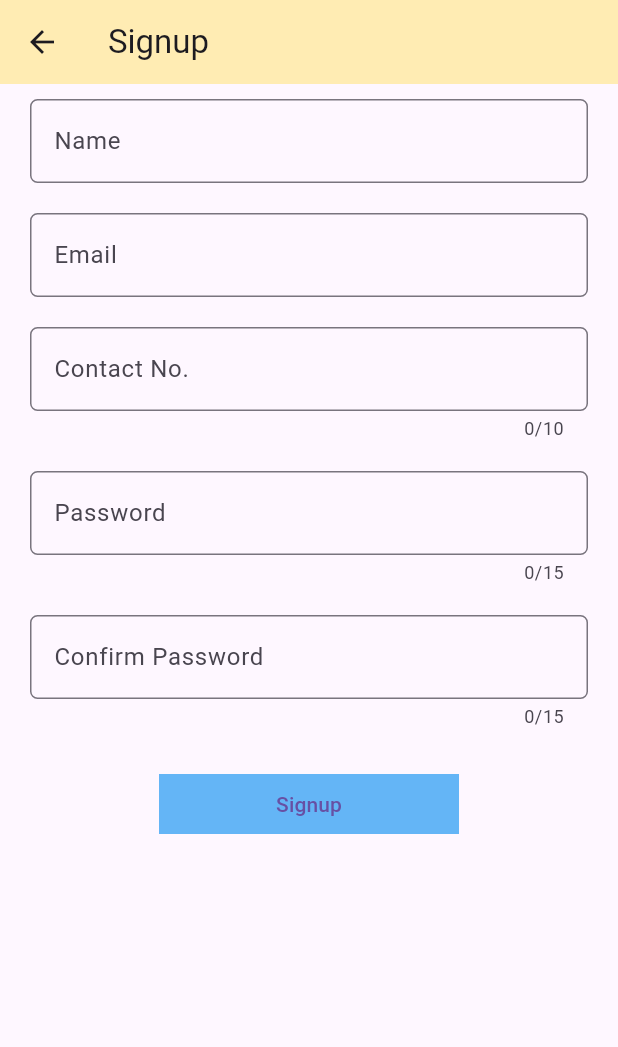
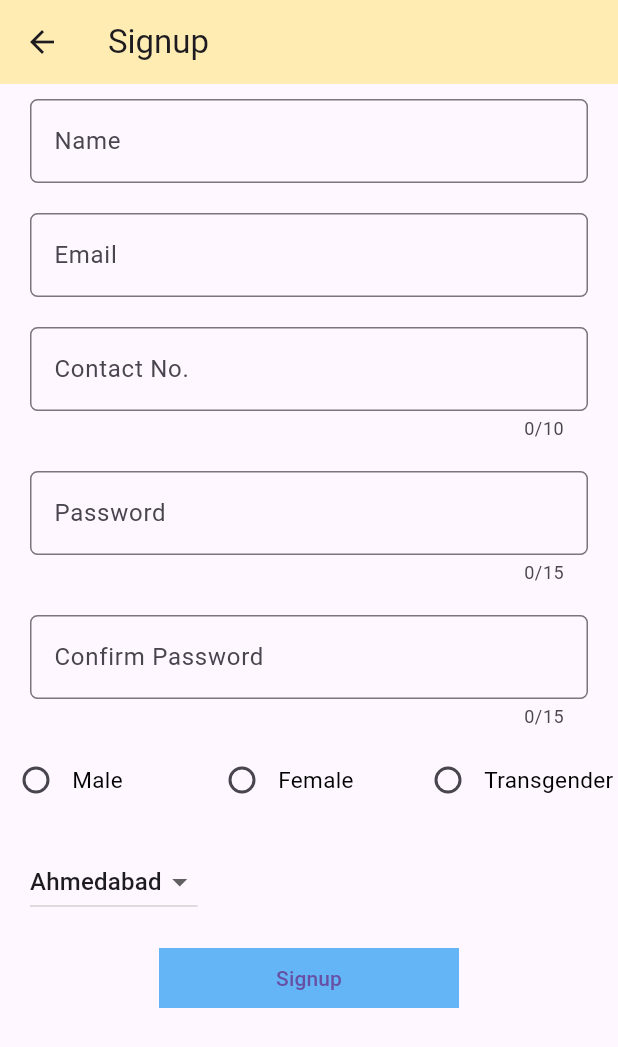
Before and after one commit to SagarKhatri24/flutter_application_ni, a Flutter app: the screen it shows after launch, after a tap on "Login", after a tap on "Create An Account", on a phone screen of 412 x 824 dp. Shown: the top 1047 px of the screen. Run offline on Flutter 3.47's test engine with Material 3 defaults, Android fonts, the phone set to English and light mode, and no system bars; our stand-ins replace connectivity_plus, fluttertoast, shared_preferences, sqflite; accounts and stored records are empty.

Commit message:
Json Signup

```diff
--- /dev/null
+++ b/lib/jsonLogin.dart
@@ -0,0 +1,186 @@
+import 'dart:convert';
+
+import 'package:connectivity_plus/connectivity_plus.dart';
+import 'package:flutter/material.dart';
+import 'package:flutter_application_ni/SqliteHelper.dart';
+import 'package:flutter_application_ni/jsonSignup.dart';
+import 'package:flutter_application_ni/login.dart';
+import 'package:fluttertoast/fluttertoast.dart';
+import 'package:http/http.dart' as http;
+
+class JsonLoginApp extends StatefulWidget{
+
+  @override
+  JsonLoginState createState() => JsonLoginState();
+
+}
+
+class JsonLoginState extends State<JsonLoginApp>{
+
+  GlobalKey<FormState> formKey = new GlobalKey<FormState>();
+  late String sEmail,sPassword;
+
+  @override
+  Widget build(BuildContext context) {
+    // TODO: implement build
+    //throw UnimplementedError();
+    return Scaffold(
+      appBar: AppBar(
+        title: Text("Login"),
+        backgroundColor: Colors.amber.shade100,
+      ),
+      body: Container(
+        child: Form(
+          key: formKey,
+          child: Column(
+            children: [
+
+              Padding(
+                padding: const EdgeInsets.symmetric(horizontal: 20.0,vertical: 10.0),
+                child: TextFormField(
+                  keyboardType: TextInputType.emailAddress,
+                  decoration: InputDecoration(
+                    border: OutlineInputBorder(
+                      borderRadius: BorderRadius.circular(5.0),
+                    ),
+                    labelText: "Email",
+                    hintText: "Enter Email Id",
+                  ),
+                  onSaved: (value){
+                    sEmail = value!;
+                  },
+                  validator: (value){
+                    if (value!.isEmpty){
+                      return "Email Id Required";
+                    }
+                    else{
+                      return null;
+                    }
+                  },
+                ),
+              ),
+
+              Padding(
+                padding: const EdgeInsets.symmetric(horizontal: 20.0,vertical: 10.0),
+                child: TextFormField(
+                  keyboardType: TextInputType.text,
+                  maxLength: 15,
+                  obscureText: true,
+                  decoration: InputDecoration(
+                    border: OutlineInputBorder(
+                      borderRadius: BorderRadius.circular(5.0),
+                    ),
+                    labelText: "Password",
+                    hintText: "Enter Password",
+                  ),
+                  onSaved: (value){
+                    sPassword = value!;
+                  },
+                  validator: (value){
+                    if (value!.isEmpty){
+                      return "Password Required";
+                    }
+                    else{
+                      return null;
+                    }
+                  },
+                ),
+              ),
+              Padding(
+                padding: const EdgeInsets.symmetric(vertical: 20.0),
+                child: Container(
+                  color: Colors.blue.shade300,
+                  width: 200.0,
+                  height: 40.0,
+                  child: TextButton(
+                    onPressed: () async {
+                      var connection = await Connectivity().checkConnectivity();
+                      if(formKey.currentState!.validate()){
+                        formKey.currentState!.save();
+                          if (connection.contains(ConnectivityResult.mobile) || connection.contains(ConnectivityResult.wifi)){
+                            //insertData(sEmail,sPassword);
+                          }
+                          else{
+                            Fluttertoast.showToast(
+                              msg: "Internet/Wifi Not Connected",
+                              toastLength: Toast.LENGTH_SHORT
+                            );
+                          }
+                          //insertData(sName,sEmail,sContact,sPassword);
+
+                      }
+
+                    },
+                    child: Text("Login")
+                  ),
+                ),
+              ),
+              Padding(
+                padding: const EdgeInsets.symmetric(vertical: 20.0),
+                child: Container(
+                  color: Colors.blue.shade300,
+                  width: 300.0,
+                  height: 40.0,
+                  child: TextButton(
+                    onPressed: (){
+                      Navigator.push(context, MaterialPageRoute(builder: (_)=>JsonSignupApp()));
+                    },
+                    child: Text("Create An Account")
+                  ),
+                ),
+              ),
+            ],
+          ),
+        ),
+      ),
+    );
+  }
+
+  void insertData(sEmail,sPassword) async{
+    var map = {
+        'email' : sEmail,
+        'password' : sPassword
+      };
+
+    var data = await http.post(Uri.parse('http://localhost/ni_api/signup.php'),body: map);
+    if(data.statusCode == 200){
+      var jsonData = json.decode(data.body);
+      if(jsonData["status"] == true){
+        Fluttertoast.showToast(
+          msg: jsonData["message"],
+          toastLength: Toast.LENGTH_SHORT,
+          timeInSecForIosWeb: 2,
+          gravity: ToastGravity.BOTTOM,
+          backgroundColor: Colors.amber,
+          textColor: Colors.black,
+          fontSize: 16.0
+        );
+        Navigator.pop(context);
+      }
+      else{
+        Fluttertoast.showToast(
+          msg: jsonData["message"],
+          toastLength: Toast.LENGTH_SHORT,
+          timeInSecForIosWeb: 2,
+          gravity: ToastGravity.BOTTOM,
+          backgroundColor: Colors.amber,
+          textColor: Colors.black,
+          fontSize: 16.0
+        );
+      }
+    }
+    else{
+      Fluttertoast.showToast(
+        msg: "Server Error Code : ${data.statusCode}",
+        toastLength: Toast.LENGTH_SHORT,
+        timeInSecForIosWeb: 2,
+        gravity: ToastGravity.BOTTOM,
+        backgroundColor: Colors.amber,
+        textColor: Colors.black,
+        fontSize: 16.0
+      );
+    }
+
+  }
+
+}
--- /dev/null
+++ b/lib/jsonSignup.dart
@@ -0,0 +1,358 @@
+import 'dart:convert';
+
+import 'package:connectivity_plus/connectivity_plus.dart';
+import 'package:flutter/material.dart';
+import 'package:flutter_application_ni/SqliteHelper.dart';
+import 'package:fluttertoast/fluttertoast.dart';
+import 'package:http/http.dart' as http;
+
+class JsonSignupApp extends StatefulWidget{
+
+  @override
+  JsonSignupState createState() => JsonSignupState();
+
+}
+
+class JsonSignupState extends State<JsonSignupApp>{
+
+  GlobalKey<FormState> formKey = new GlobalKey<FormState>();
+  late String sName,sEmail,sContact,sPassword,sConfirmPassword,sGender;
+  int iGroupValue = 3;
+  List<String> cityArray = [
+    'Ahmedabad',
+    'Vadodara',
+    'Surat',
+    'Rajkot'
+  ];
+
+  late String sCity = "Ahmedabad";
+
+  @override
+  Widget build(BuildContext context) {
+    // TODO: implement build
+    //throw UnimplementedError();
+    return Scaffold(
+      appBar: AppBar(
+        title: Text("Signup"),
+        backgroundColor: Colors.amber.shade100,
+      ),
+      body: Container(
+        child: Form(
+          key: formKey,
+          child: Column(
+            children: [
+              Padding(
+                padding: const EdgeInsets.symmetric(horizontal: 20.0,vertical: 10.0),
+                child: TextFormField(
+                  keyboardType: TextInputType.name,
+                  decoration: InputDecoration(
+                    border: OutlineInputBorder(
+                      borderRadius: BorderRadius.circular(5.0),
+                    ),
+                    labelText: "Name",
+                    hintText: "Enter Name",
+                  ),
+                  onSaved: (value){
+                    sName = value!;
+                  },
+                  validator: (value){
+                    if (value!.isEmpty){
+                      return "Name Required";
+                    }
+                    else{
+                      return null;
+                    }
+                  },
+                ),
+              ),
+              Padding(
+                padding: const EdgeInsets.symmetric(horizontal: 20.0,vertical: 10.0),
+                child: TextFormField(
+                  keyboardType: TextInputType.emailAddress,
+                  decoration: InputDecoration(
+                    border: OutlineInputBorder(
+                      borderRadius: BorderRadius.circular(5.0),
+                    ),
+                    labelText: "Email",
+                    hintText: "Enter Email Id",
+                  ),
+                  onSaved: (value){
+                    sEmail = value!;
+                  },
+                  validator: (value){
+                    if (value!.isEmpty){
+                      return "Email Id Required";
+                    }
+                    else{
+                      return null;
+                    }
+                  },
+                ),
+              ),
+              Padding(
+                padding: const EdgeInsets.symmetric(horizontal: 20.0,vertical: 10.0),
+                child: TextFormField(
+                  keyboardType: TextInputType.phone,
+                  maxLength: 10,
+                  decoration: InputDecoration(
+                    border: OutlineInputBorder(
+                      borderRadius: BorderRadius.circular(5.0),
+                    ),
+                    labelText: "Contact No.",
+                    hintText: "Enter Contact No.",
+                  ),
+                  onSaved: (value){
+                    sContact = value!;
+                  },
+                  validator: (value){
+                    if (value!.isEmpty){
+                      return "Contact No. Required";
+                    }
+                    else if(value.length<10){
+                      return "Valid Contact No. Required";
+                    }
+                    else{
+                      return null;
+                    }
+                  },
+                ),
+              ),
+              Padding(
+                padding: const EdgeInsets.symmetric(horizontal: 20.0,vertical: 10.0),
+                child: TextFormField(
+                  keyboardType: TextInputType.text,
+                  maxLength: 15,
+                  obscureText: true,
+                  decoration: InputDecoration(
+                    border: OutlineInputBorder(
+                      borderRadius: BorderRadius.circular(5.0),
+                    ),
+                    labelText: "Password",
+                    hintText: "Enter Password",
+                  ),
+                  onSaved: (value){
+                    sPassword = value!;
+                  },
+                  validator: (value){
+                    if (value!.isEmpty){
+                      return "Password Required";
+                    }
+                    else{
+                      return null;
+                    }
+                  },
+                ),
+              ),
+              Padding(
+                padding: const EdgeInsets.symmetric(horizontal: 20.0,vertical: 10.0),
+                child: TextFormField(
+                  keyboardType: TextInputType.text,
+                  maxLength: 15,
+                  obscureText: true,
+                  decoration: InputDecoration(
+                    border: OutlineInputBorder(
+                      borderRadius: BorderRadius.circular(5.0),
+                    ),
+                    labelText: "Confirm Password",
+                    hintText: "Enter Confirm Password",
+                  ),
+                  onSaved: (value){
+                    sConfirmPassword = value!;
+                  },
+                  validator: (value){
+                    if (value!.isEmpty){
+                      return "Confirm Password Required";
+                    }
+                    else{
+                      return null;
+                    }
+                  },
+                ),
+              ),
+              Row(
+                children: [
+                  Expanded(
+                    flex: 1,
+                    child: Row(
+                      children: [
+                        Radio(
+                          value: 0,
+                          groupValue: iGroupValue,
+                          onChanged: (value){
+                            setState(() {
+                              setGender(value,"Male");
+                            });
+                          }
+                        ),
+                        Text("Male",style: TextStyle(color: Colors.black,fontSize: 15.0),),
+                      ],
+                    ),
+                  ),
+                  Expanded(
+                    flex: 1,
+                    child: Row(
+                      children: [
+                        Radio(
+                          value: 1,
+                          groupValue: iGroupValue,
+                          onChanged: (value){
+                            setState(() {
+                              setGender(value,"Female");
+                            });
+                          }
+                        ),
+                        Text("Female",style: TextStyle(color: Colors.black,fontSize: 15.0),),
+                      ],
+                    ),
+                  ),
+                  Expanded(
+                    flex: 1,
+                    child: Row(
+                      children: [
+                        Radio(
+                          value: 2,
+                          groupValue: iGroupValue,
+                          onChanged: (value){
+                            setState(() {
+                              setGender(value,"Transgender");
+                            });
+                          }
+                        ),
+                        Text("Transgender",style: TextStyle(color: Colors.black,fontSize: 15.0),),
+                      ],
+                    ),
+                  ),
+                ],
+              ),
+              Padding(
+                padding: EdgeInsets.fromLTRB(20, 20, 20, 0),
+                child: Row(
+                  children: [
+                    DropdownButton(
+                      items : cityArray.map((String value) {
+                        return DropdownMenuItem(
+                          child: Text(value),
+                          value: value,
+                          );
+                      }).toList(),
+                      value: sCity,
+                      icon: Icon(Icons.arrow_drop_down),
+                      iconSize: 24,
+                      onChanged: (data){
+                        setState(() {
+                          sCity = data as String;
+                        });
+                      }
+                    ),
+                  ],
+                ),
+              ),
+              Padding(
+                padding: const EdgeInsets.symmetric(vertical: 20.0),
+                child: Container(
+                  color: Colors.blue.shade300,
+                  width: 200.0,
+                  height: 40.0,
+                  child: TextButton(
+                    onPressed: () async {
+                      var connection = await Connectivity().checkConnectivity();
+                      if(formKey.currentState!.validate()){
+                        formKey.currentState!.save();
+                        if(sPassword != sConfirmPassword){
+                          Fluttertoast.showToast(
+                            msg: "Password Does Not Match",
+                            toastLength: Toast.LENGTH_SHORT
+                            );
+                        }
+                        else{
+                          if (connection.contains(ConnectivityResult.mobile) || connection.contains(ConnectivityResult.wifi)){
+                            insertData(sName,sEmail,sContact,sPassword,sGender,sCity);
+                          }
+                          else{
+                            Fluttertoast.showToast(
+                              msg: "Internet/Wifi Not Connected",
+                              toastLength: Toast.LENGTH_SHORT
+                            );
+                          }
+                          //insertData(sName,sEmail,sContact,sPassword);
+                        }
+                      }
+
+                    },
+                    child: Text("Signup")
+                  ),
+                ),
+              ),
+            ],
+          ),
+        ),
+      ),
+    );
+  }
+
+  void setGender(value,message){
+    iGroupValue = value;
+    sGender = message;
+    Fluttertoast.showToast(
+      msg: message,
+      toastLength: Toast.LENGTH_SHORT,
+      timeInSecForIosWeb: 2,
+      gravity: ToastGravity.BOTTOM,
+      backgroundColor: Colors.amber,
+      textColor: Colors.black,
+      fontSize: 16.0
+    );
+  }
+
+  void insertData(sName,sEmail,sContact,sPassword,sGender,sCity) async{
+    var map = {
+        'app_name' : sName,
+        'email' : sEmail,
+        'contact' : sContact,
+        'password' : sPassword,
+        'gender' : sGender,
+        'city' : sCity
+      };
+
+    var data = await http.post(Uri.parse('http://192.168.1.11/ni_api/signup.php'),body: map);
+    if(data.statusCode == 200){
+      var jsonData = json.decode(data.body);
+      if(jsonData["status"] == true){
+        Fluttertoast.showToast(
+          msg: jsonData["message"],
+          toastLength: Toast.LENGTH_SHORT,
+          timeInSecForIosWeb: 2,
+          gravity: ToastGravity.BOTTOM,
+          backgroundColor: Colors.amber,
+          textColor: Colors.black,
+          fontSize: 16.0
+        );
+        Navigator.pop(context);
+      }
+      else{
+        Fluttertoast.showToast(
+          msg: jsonData["message"],
+          toastLength: Toast.LENGTH_SHORT,
+          timeInSecForIosWeb: 2,
+          gravity: ToastGravity.BOTTOM,
+          backgroundColor: Colors.amber,
+          textColor: Colors.black,
+          fontSize: 16.0
+        );
+      }
+    }
+    else{
+      Fluttertoast.showToast(
+        msg: "Server Error Code : ${data.statusCode}",
+        toastLength: Toast.LENGTH_SHORT,
+        timeInSecForIosWeb: 2,
+        gravity: ToastGravity.BOTTOM,
+        backgroundColor: Colors.amber,
+        textColor: Colors.black,
+        fontSize: 16.0
+      );
+    }
+
+  }
+
+}
--- a/lib/splash.dart
+++ b/lib/splash.dart
@@ -3,6 +3,8 @@ import 'dart:async';
 import 'package:flutter/material.dart';
 import 'package:flutter_application_ni/bottomNav.dart';
 import 'package:flutter_application_ni/constantData.dart';
+import 'package:flutter_application_ni/jsonLogin.dart';
+import 'package:flutter_application_ni/jsonSignup.dart';
 import 'package:flutter_application_ni/login.dart';
 import 'package:flutter_application_ni/navigationDrawer.dart';
 import 'package:flutter_application_ni/profile.dart';
@@ -44,13 +46,14 @@ class SplashDemo extends State<SplashApp>{
     var sUserId = sp.getString(ConstantData.USERID) ?? "";
 
     return new Timer(Duration(seconds: 3), (){
-      if(sUserId == ""){
-        //Navigator.push(context, MaterialPageRoute(builder: (_)=> TabApp() ));
-        Navigator.push(context, MaterialPageRoute(builder: (_)=> LoginMain() ));
-      }
-      else{
-        Navigator.push(context, MaterialPageRoute(builder: (_)=> ProfileApp() ));
-      }
+      Navigator.push(context, MaterialPageRoute(builder: (_)=> JsonLoginApp() ));
+      // if(sUserId == ""){
+      //   //Navigator.push(context, MaterialPageRoute(builder: (_)=> TabApp() ));
+      //   Navigator.push(context, MaterialPageRoute(builder: (_)=> LoginMain() ));
+      // }
+      // else{
+      //   Navigator.push(context, MaterialPageRoute(builder: (_)=> ProfileApp() ));
+      // }
     });
   }
 
--- a/pubspec.yaml
+++ b/pubspec.yaml
@@ -39,6 +39,8 @@ dependencies:
   path_provider: ^2.1.5
   path: ^1.9.1
   shared_preferences: ^2.5.3
+  connectivity_plus: ^7.0.0
+  http: ^1.5.0
 
 dev_dependencies:
   flutter_test:
```
Also changed, not shown: pubspec.lock, 3 other files.
